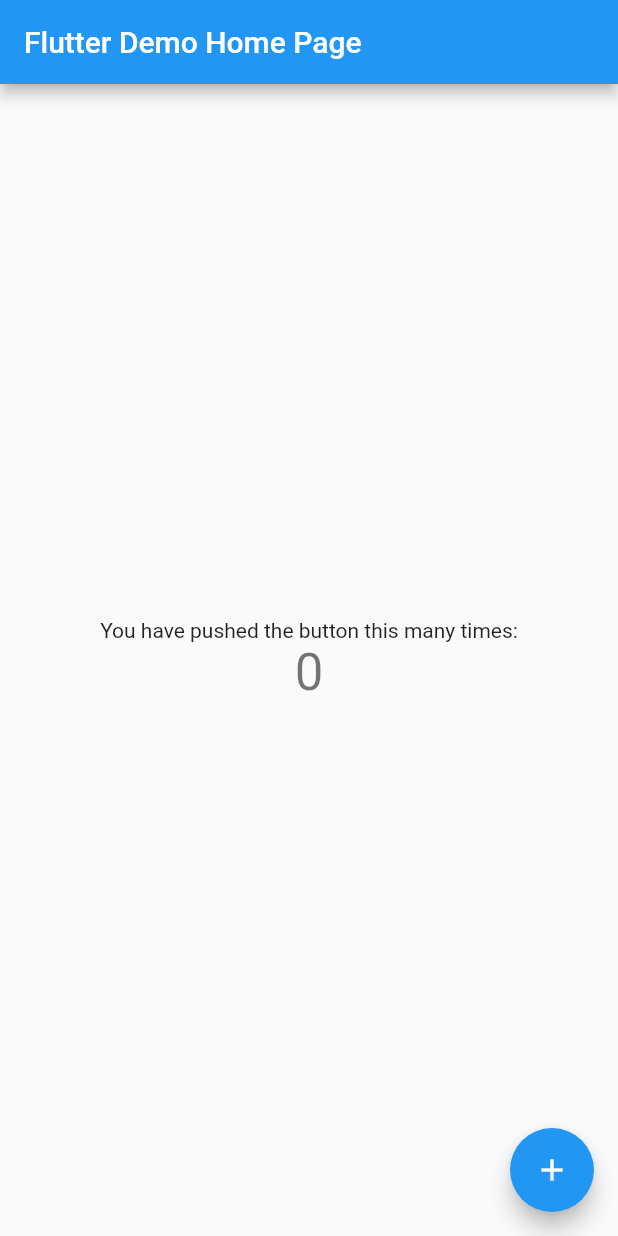
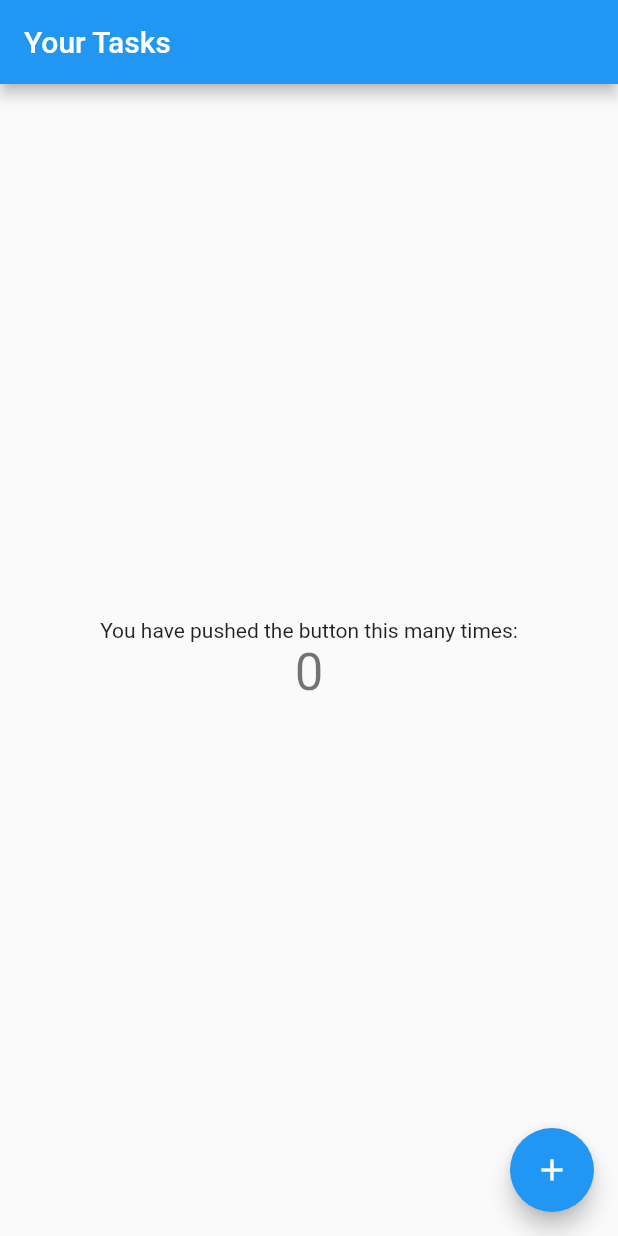
Before and after one commit to rookasrudzianskas/flutter-app, a Flutter app: the screen it shows after launch, on a phone screen of 412 x 824 dp. Run offline on Flutter 3.47's test engine with Material 2 defaults, Android fonts, the phone set to English and light mode, and no system bars.

Commit message:
feat: add a title to the home page
This commit adds a title to the home page.

The title is "Your Tasks".

```diff
--- a/lib/main.dart
+++ b/lib/main.dart
@@ -24,7 +24,7 @@ class MyApp extends StatelessWidget {
         // is not restarted.
         primarySwatch: Colors.blue,
       ),
-      home: const MyHomePage(title: 'Flutter Demo Home Page'),
+      home: const MyHomePage(title: 'Your Tasks'),
     );
   }
 }
```
